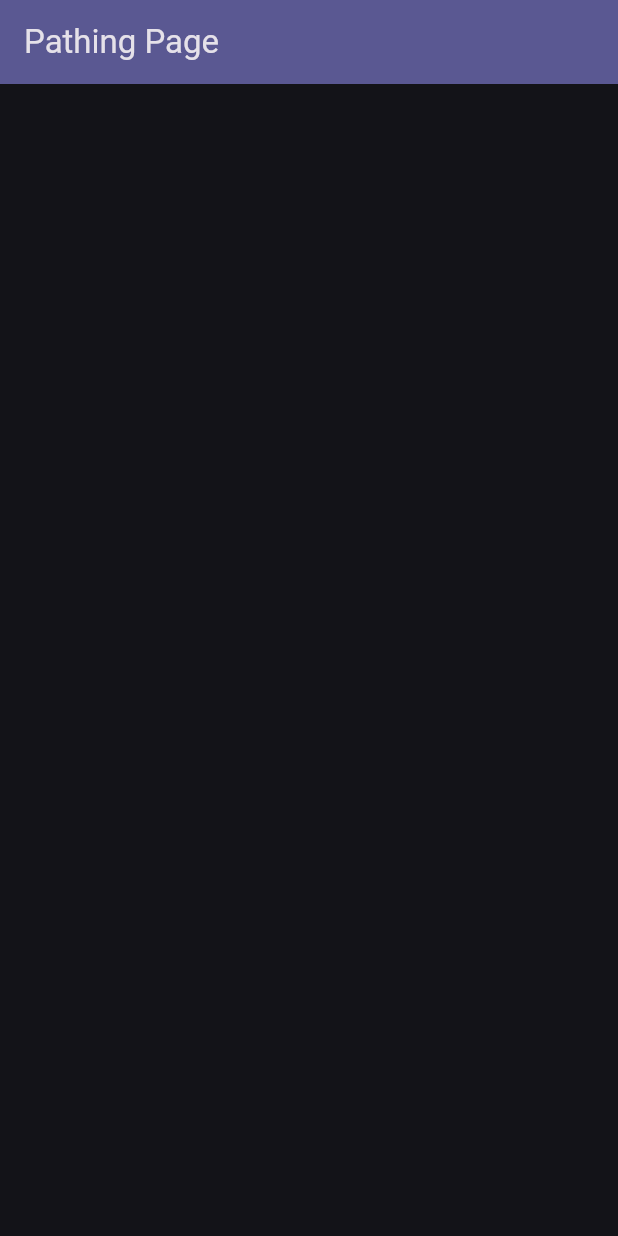
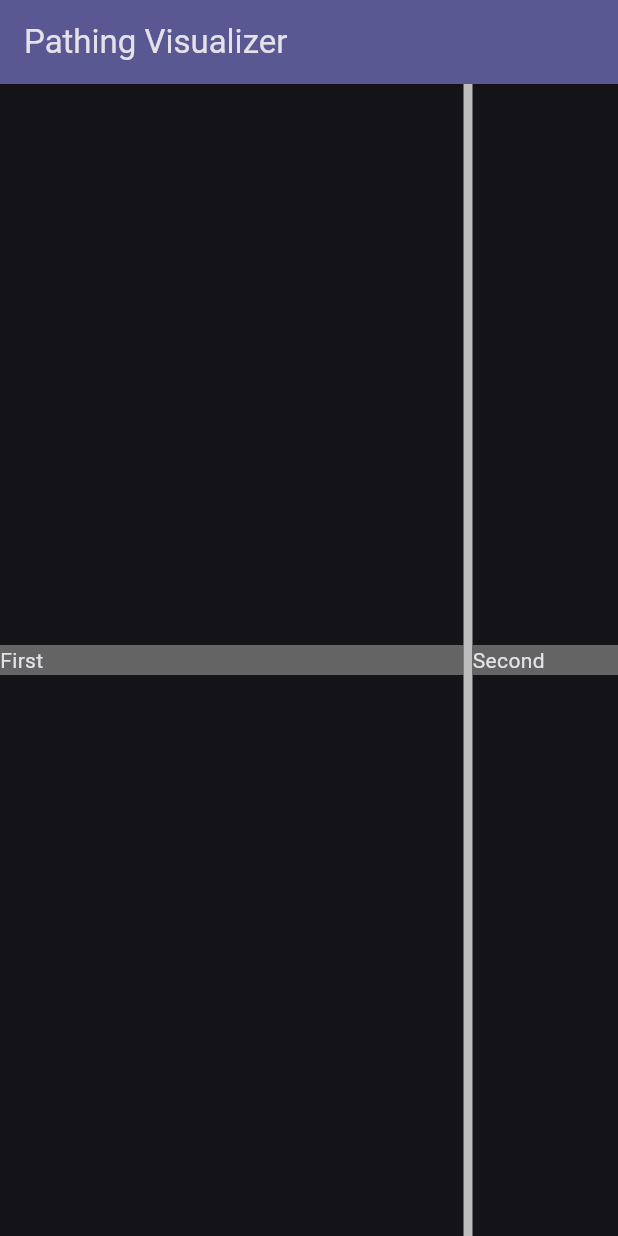
Before and after one commit to nikoscherer/pathing, a Flutter app: the screen it shows after launch, on a phone screen of 412 x 824 dp. Run offline on Flutter 3.47's test engine with Material 3 defaults, Android fonts, the phone set to English and light mode, and no system bars.

Commit message:
Created basic split view widget.

```diff
--- a/lib/main.dart
+++ b/lib/main.dart
@@ -12,23 +12,23 @@ class MyApp extends StatelessWidget {
   @override
   Widget build(BuildContext context) {
     return MaterialApp(
-      title: 'Flutter Demo',
+      title: 'Pathing Visualizer',
       theme: themeData,
-      home: const MyHomePage(title: 'Pathing Page'),
+      home: const PathingHomePage(title: 'Pathing Visualizer'),
     );
   }
 }
 
-class MyHomePage extends StatefulWidget {
+class PathingHomePage extends StatefulWidget {
   final String title;
 
-  const MyHomePage({super.key, required this.title});
+  const PathingHomePage({super.key, required this.title});
 
   @override
-  State<MyHomePage> createState() => _MyHomePageState();
+  State<PathingHomePage> createState() => _PathingHomePageState();
 }
 
-class _MyHomePageState extends State<MyHomePage> {
+class _PathingHomePageState extends State<PathingHomePage> {
   @override
   void initState() {
     super.initState();
@@ -41,7 +41,7 @@ class _MyHomePageState extends State<MyHomePage> {
         backgroundColor: Theme.of(context).colorScheme.inversePrimary,
         title: Text(widget.title),
       ),
-      body: AlgorithmVisualizer()
+      body: AlgorithmVisualizer(),
     );
   }
 }
--- a/lib/widgets/algorithm_visualizer.dart
+++ b/lib/widgets/algorithm_visualizer.dart
@@ -1,8 +1,18 @@
 import 'package:flutter/material.dart';
+import 'package:pathing/widgets/layout/split_view_widget.dart';
 
 class AlgorithmVisualizer extends StatelessWidget {
+  const AlgorithmVisualizer({super.key});
+
   @override
   Widget build(BuildContext context) {
-    return Container();
+    return SplitViewWidget(
+      first: Container(color: Color.fromARGB(255, 100, 100, 100), child: Text("First")),
+      second: Container(color: Color.fromARGB(255, 100, 100, 100), child: Text("Second")),
+      initialRatio: 0.75,
+      minRatio: 0.4,
+      maxRatio: 0.65,
+      vertical: false
+    );
   }
 }
--- /dev/null
+++ b/lib/widgets/layout/split_view_widget.dart
@@ -0,0 +1,73 @@
+import 'package:flutter/material.dart';
+
+class SplitViewWidget extends StatefulWidget {
+  final Widget first;
+  final Widget second;
+
+  final double initialRatio;
+  final double minRatio;
+  final double maxRatio;
+
+  final bool vertical;
+
+  const SplitViewWidget({
+    required this.first,
+    required this.second,
+    this.initialRatio = 0.5,
+    this.minRatio = 0.1,
+    this.maxRatio = 0.9,
+    this.vertical = false,
+    super.key
+  });
+
+  @override
+  State<StatefulWidget> createState() => _SplitViewWidgetState();
+}
+
+class _SplitViewWidgetState extends State<SplitViewWidget> {
+  late double ratio = widget.initialRatio;
+
+  @override
+  Widget build(BuildContext context) {
+    return LayoutBuilder(
+      builder: (context, constraints) {
+        final children = [
+          SizedBox(
+            width: !widget.vertical? constraints.maxWidth * ratio : null,
+            height: widget.vertical? constraints.maxHeight * ratio : null,
+            child: widget.first
+          ),
+          GestureDetector(
+            onHorizontalDragUpdate: (details) {
+              if (!widget.vertical) _onDrag(details, constraints.maxWidth);
+            },
+            onVerticalDragUpdate: (details) {
+              if (widget.vertical) _onDrag(details, constraints.maxHeight);
+            },
+            child: Container(
+              width: widget.vertical ? double.infinity : 6,
+              height: widget.vertical ? 6 : double.infinity,
+              color: Colors.grey.shade400,
+            ),
+          ),
+          Expanded(child: widget.second)
+        ];
+
+        return widget.vertical?
+          Column(children: children)
+          : Row(children: children);
+      }
+    );
+  }
+
+  void _onDrag(DragUpdateDetails details, double maxSize) {
+    setState(() {
+      if (widget.vertical) {
+        ratio = ratio + (details.delta.dy / maxSize);
+      } else {
+        ratio = ratio + (details.delta.dx / maxSize);
+      }
+      ratio = ratio.clamp(widget.minRatio, widget.maxRatio);
+    });
+  }
+}
```
